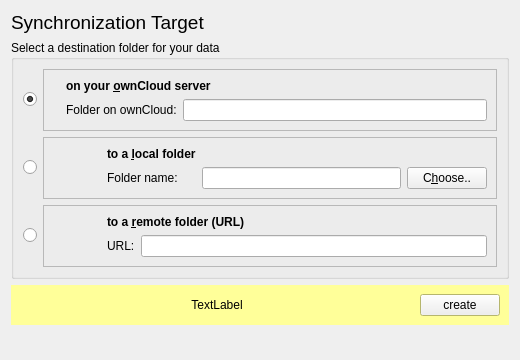
Before: the Qt Designer form src/mirall/folderwizardtargetpage.ui in nextcloud/desktop, drawn with Qt 5.
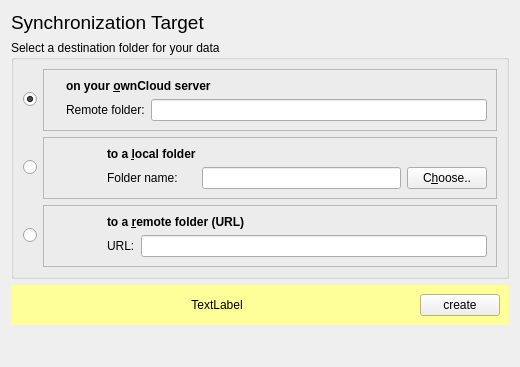
After: the same form once the commit is applied. Icons and pictures are not drawn.

Commit message: Clarify string in folder wizard

```diff
--- a/src/mirall/folderwizardtargetpage.ui
+++ b/src/mirall/folderwizardtargetpage.ui
@@ -7,7 +7,7 @@
     <x>0</x>
     <y>0</y>
     <width>520</width>
-    <height>360</height>
+    <height>367</height>
    </rect>
   </property>
   <property name="windowTitle">
@@ -97,7 +97,7 @@
            <item>
             <widget class="QLabel" name="label_4">
              <property name="text">
-              <string>Folder on ownCloud:</string>
+              <string>Remote folder:</string>
              </property>
             </widget>
            </item>
```
Left out of the diff: 2 changed lines with no effect on the pictures.
